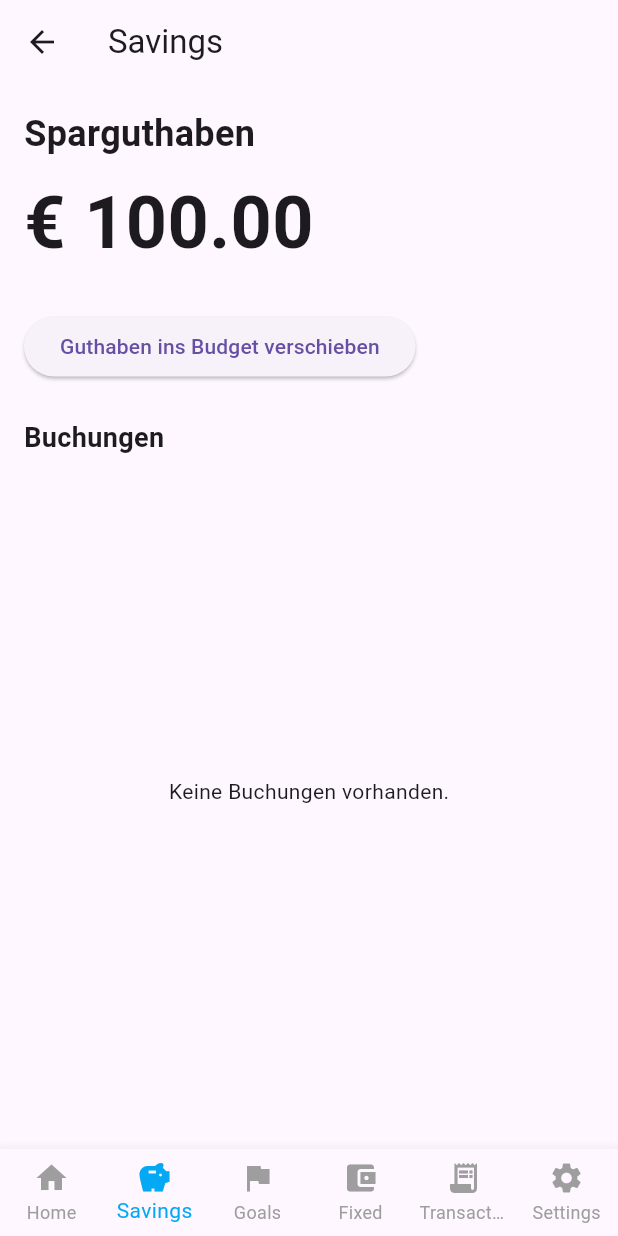
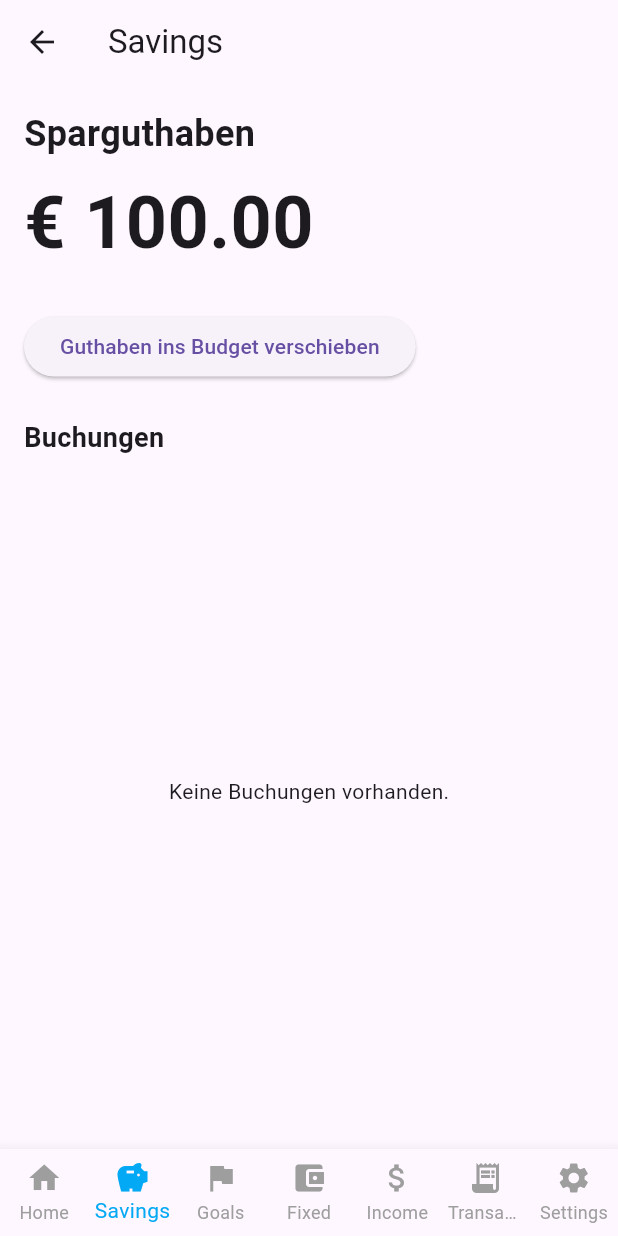
Before and after one commit to staalc05/Budgetier, a Flutter app: the _Shell screen opened directly, item 2 of the bottom bar chosen, on a phone screen of 412 x 824 dp. Run offline on Flutter 3.47's test engine with Material 3 defaults, Android fonts, the phone set to English and light mode, and no system bars; our stand-ins replace flutter_riverpod.

Commit message:
Add fixed income screen integration to navigation

```diff
--- a/mobile/budgetier_app/lib/main.dart
+++ b/mobile/budgetier_app/lib/main.dart
@@ -5,6 +5,7 @@ import 'screens/home_screen.dart';
 import 'screens/savings_screen.dart';
 import 'screens/goals_screen.dart';
 import 'screens/fixed_costs_screen.dart';
+import 'screens/fixed_income_screen.dart';
 import 'screens/transactions_screen.dart';
 import 'screens/settings_screen.dart';
 import 'screens/sign_in_screen.dart';
@@ -54,7 +55,7 @@ class _BudgetierAppState extends State<BudgetierApp> {
 
 /// Shell widget that hosts a bottom navigation bar and displays the selected
 /// screen. This provides a simple way to switch between the core sections of
-/// the app (Home, Savings, Goals, Fixed Costs, Transactions, Settings).
+/// the app (Home, Savings, Goals, Fixed Costs, Income, Transactions, Settings).
 class _Shell extends StatefulWidget {
   const _Shell();
 
@@ -70,6 +71,7 @@ class _ShellState extends State<_Shell> {
     SavingsScreen(),
     GoalsScreen(),
     FixedCostsScreen(),
+    FixedIncomeScreen(),
     TransactionsScreen(),
     SettingsScreen(),
   ];
@@ -90,8 +92,11 @@ class _ShellState extends State<_Shell> {
           BottomNavigationBarItem(icon: Icon(Icons.home), label: 'Home'),
           BottomNavigationBarItem(icon: Icon(Icons.savings), label: 'Savings'),
           BottomNavigationBarItem(icon: Icon(Icons.flag), label: 'Goals'),
-            BottomNavigationBarItem(icon: Icon(Icons.account_balance_wallet), label: 'Fixed'),
-            BottomNavigationBarItem(icon: Icon(Icons.receipt_long), label: 'Transactions'),
+          BottomNavigationBarItem(
+              icon: Icon(Icons.account_balance_wallet), label: 'Fixed'),
+          BottomNavigationBarItem(icon: Icon(Icons.attach_money), label: 'Income'),
+          BottomNavigationBarItem(
+              icon: Icon(Icons.receipt_long), label: 'Transactions'),
           BottomNavigationBarItem(icon: Icon(Icons.settings), label: 'Settings'),
         ],
         currentIndex: _selectedIndex,
```
Lines whose indentation alone changed are shown as unchanged.
